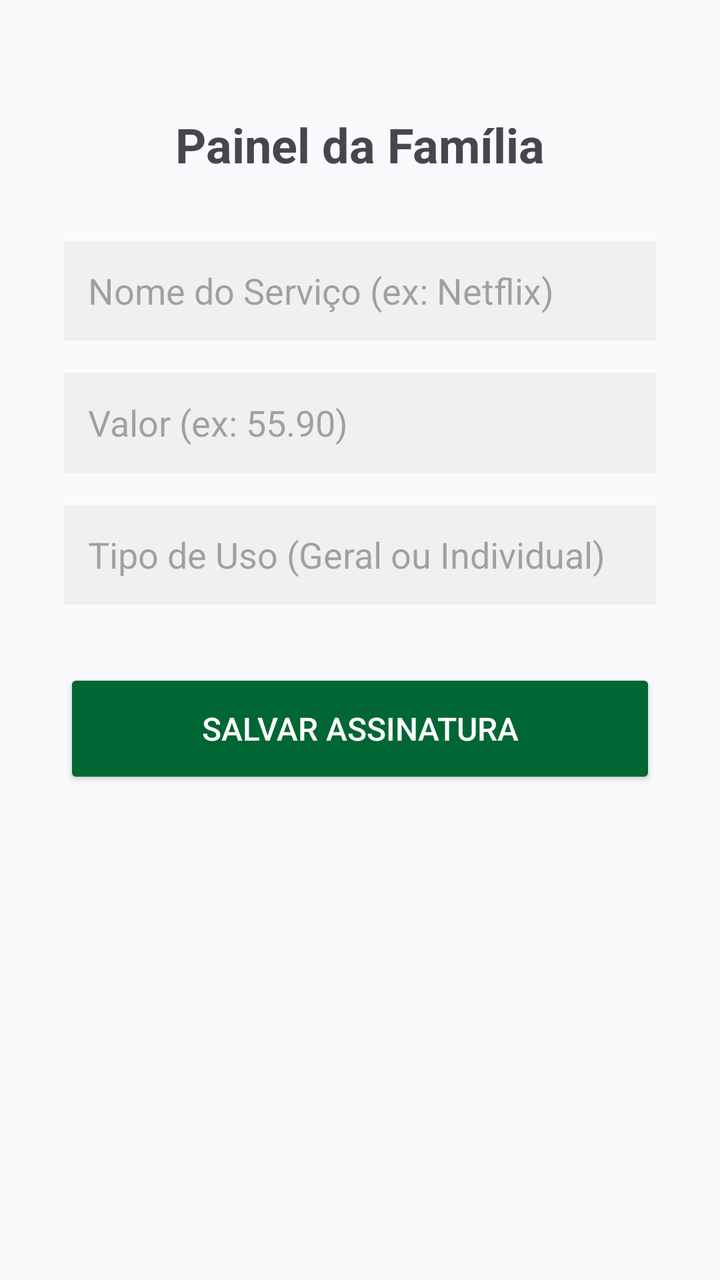
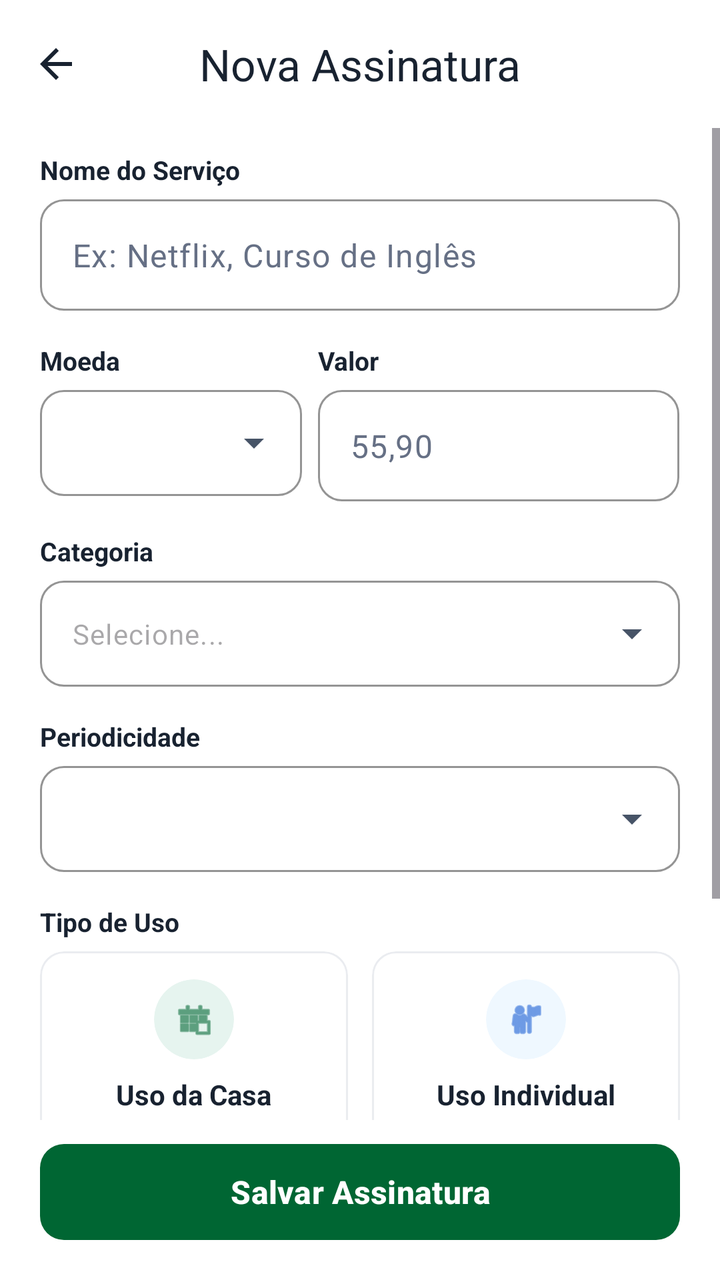

Screens rendered from an Android XML layout before and after an edit, with the pre-edit source and the edit as a unified diff.
<!-- AndroidManifest.xml: application theme Theme.AssinaFamilia -->
<!-- res/layout/activity_nova_assinatura.xml -->
<?xml version="1.0" encoding="utf-8"?>
<androidx.constraintlayout.widget.ConstraintLayout xmlns:android="http://schemas.android.com/apk/res/android"
    xmlns:app="http://schemas.android.com/apk/res-auto"
    xmlns:tools="http://schemas.android.com/tools"
    android:layout_width="match_parent"
    android:layout_height="match_parent"
    android:padding="32dp">

    <TextView
        android:id="@+id/textNovaAssinatura"
        android:layout_width="wrap_content"
        android:layout_height="wrap_content"
        android:layout_marginTop="24dp"
        android:text="@string/titulo_dashboard"
        android:textSize="24sp"
        android:textStyle="bold"
        app:layout_constraintEnd_toEndOf="parent"
        app:layout_constraintStart_toStartOf="parent"
        app:layout_constraintTop_toTopOf="parent" />

    <EditText
        android:id="@+id/editNomeServico"
        android:layout_width="0dp"
        android:layout_height="50dp"
        android:layout_marginTop="32dp"
        android:background="#F0F0F0"
        android:hint="@string/hint_nome_servico"
        android:inputType="text"
        android:padding="12dp"
        app:layout_constraintEnd_toEndOf="parent"
        app:layout_constraintStart_toStartOf="parent"
        app:layout_constraintTop_toBottomOf="@+id/textNovaAssinatura" />

    <EditText
        android:id="@+id/editValorTotal"
        android:layout_width="0dp"
        android:layout_height="50dp"
        android:layout_marginTop="16dp"
        android:background="#F0F0F0"
        android:hint="@string/hint_valor_total"
        android:inputType="numberDecimal"
        android:padding="12dp"
        app:layout_constraintEnd_toEndOf="parent"
        app:layout_constraintStart_toStartOf="parent"
        app:layout_constraintTop_toBottomOf="@+id/editNomeServico" />

    <EditText
        android:id="@+id/editTipoUso"
        android:layout_width="0dp"
        android:layout_height="50dp"
        android:layout_marginTop="16dp"
        android:background="#F0F0F0"
        android:hint="@string/hint_tipo_uso"
        android:inputType="text"
        android:padding="12dp"
        app:layout_constraintEnd_toEndOf="parent"
        app:layout_constraintStart_toStartOf="parent"
        app:layout_constraintTop_toBottomOf="@+id/editValorTotal" />

    <Button
        android:id="@+id/btnSalvar"
        android:layout_width="0dp"
        android:layout_height="60dp"
        android:layout_marginTop="32dp"
        android:backgroundTint="#006633"
        android:text="@string/btnsalvar"
        android:textColor="#FFFFFF"
        android:textSize="16sp"
        app:layout_constraintEnd_toEndOf="parent"
        app:layout_constraintStart_toStartOf="parent"
        app:layout_constraintTop_toBottomOf="@+id/editTipoUso" />

</androidx.constraintlayout.widget.ConstraintLayout>
<!-- resources referenced by this layout -->
<resources>
  <string name="btnsalvar">Salvar Assinatura</string>
  <string name="hint_nome_servico">Nome do Serviço (ex: Netflix)</string>
  <string name="hint_tipo_uso">Tipo de Uso (Geral ou Individual)</string>
  <string name="hint_valor_total">Valor (ex: 55.90)</string>
  <string name="titulo_dashboard">Painel da Família</string>
  <style name="Theme.AssinaFamilia" parent="Base.Theme.AssinaFamilia" />
  <color name="cor_verde_escuro">#006633</color>
  <color name="white">#FFFFFFFF</color>
  <color name="cor_verde_claro">#E6F4EF</color>
  <color name="cor_verde_primario">#00805A</color>
  <color name="cor_terciaria">#0284C7</color>
  <color name="cor_selo_membro_fundo">#EFF8FF</color>
  <color name="cor_selo_membro">#175CD3</color>
  <color name="cor_fundo_tela">#F8FAFC</color>
  <color name="cor_texto_primario">#182230</color>
  <color name="cor_fundo_cartao">#FFFFFF</color>
  <color name="cor_fundo_secundario">#EEF2F6</color>
  <color name="cor_texto_secundario">#475467</color>
  <color name="cor_borda_sutil">#EAECF0</color>
  <color name="cor_status_atrasado">#D32F2F</color>
  <color name="cor_status_atrasado_fundo">#FFEBEE</color>
  <!-- unchanged entries left out for length: 1 -->
</resources>

<!-- the commit's change to res/layout/activity_nova_assinatura.xml (unified diff, before → after) -->
@@ -1,73 +1,530 @@
 <?xml version="1.0" encoding="utf-8"?>
 <androidx.constraintlayout.widget.ConstraintLayout xmlns:android="http://schemas.android.com/apk/res/android"
     xmlns:app="http://schemas.android.com/apk/res-auto"
-    xmlns:tools="http://schemas.android.com/tools"
+    android:id="@+id/layoutRaizNovaAssinatura"
     android:layout_width="match_parent"
     android:layout_height="match_parent"
-    android:padding="32dp">
-
-    <TextView
-        android:id="@+id/textNovaAssinatura"
-        android:layout_width="wrap_content"
-        android:layout_height="wrap_content"
-        android:layout_marginTop="24dp"
-        android:text="@string/titulo_dashboard"
-        android:textSize="24sp"
-        android:textStyle="bold"
+    android:background="@color/cor_fundo_cartao">
+
+    <com.google.android.material.appbar.MaterialToolbar
+        android:id="@+id/barraSuperiorNovaAssinatura"
+        android:layout_width="0dp"
+        android:layout_height="?attr/actionBarSize"
         app:layout_constraintEnd_toEndOf="parent"
         app:layout_constraintStart_toStartOf="parent"
-        app:layout_constraintTop_toTopOf="parent" />
-
-    <EditText
-        android:id="@+id/editNomeServico"
+        app:layout_constraintTop_toTopOf="parent"
+        app:navigationContentDescription="@string/desc_voltar"
+        app:navigationIcon="?attr/homeAsUpIndicator"
+        app:navigationIconTint="@color/cor_texto_primario"
+        app:title="@string/titulo_nova_assinatura"
+        app:titleCentered="true"
+        app:titleTextColor="@color/cor_texto_primario" />
+
+    <ScrollView
+        android:id="@+id/scrollFormularioAssinatura"
         android:layout_width="0dp"
-        android:layout_height="50dp"
-        android:layout_marginTop="32dp"
-        android:background="#F0F0F0"
-        android:hint="@string/hint_nome_servico"
-        android:inputType="text"
-        android:padding="12dp"
+        android:layout_height="0dp"
+        android:fillViewport="true"
+        app:layout_constraintBottom_toTopOf="@id/layoutRodapeSalvar"
         app:layout_constraintEnd_toEndOf="parent"
         app:layout_constraintStart_toStartOf="parent"
-        app:layout_constraintTop_toBottomOf="@+id/textNovaAssinatura" />
-
-    <EditText
-        android:id="@+id/editValorTotal"
+        app:layout_constraintTop_toBottomOf="@id/barraSuperiorNovaAssinatura">
+
+        <LinearLayout
+            android:id="@+id/layoutConteudoFormulario"
+            android:layout_width="match_parent"
+            android:layout_height="wrap_content"
+            android:orientation="vertical"
+            android:paddingHorizontal="20dp"
+            android:paddingTop="12dp"
+            android:paddingBottom="20dp">
+
+            <TextView
+                android:id="@+id/txtRotuloNomeServico"
+                android:layout_width="wrap_content"
+                android:layout_height="wrap_content"
+                android:text="@string/rotulo_nome_servico"
+                android:textColor="@color/cor_texto_primario"
+                android:textSize="13sp"
+                android:textStyle="bold" />
+
+            <com.google.android.material.textfield.TextInputLayout
+                android:id="@+id/tilNomeServico"
+                style="@style/Widget.Material3.TextInputLayout.OutlinedBox"
+                android:layout_width="match_parent"
+                android:layout_height="wrap_content"
+                android:layout_marginTop="6dp"
+                app:boxCornerRadiusBottomEnd="12dp"
+                app:boxCornerRadiusBottomStart="12dp"
+                app:boxCornerRadiusTopEnd="12dp"
+                app:boxCornerRadiusTopStart="12dp"
+                app:boxStrokeColor="@color/cor_borda_sutil"
+                app:hintEnabled="false">
+
+                <com.google.android.material.textfield.TextInputEditText
+                    android:id="@+id/edtNomeServico"
+                    android:layout_width="match_parent"
+                    android:layout_height="wrap_content"
+                    android:hint="@string/dica_nome_servico_placeholder"
+                    android:inputType="textCapWords"
+                    android:maxLength="120"
+                    android:maxLines="1"
+                    android:textColor="@color/cor_texto_primario"
+                    android:textColorHint="@color/cor_texto_apoio" />
+
+            </com.google.android.material.textfield.TextInputLayout>
+
+            <LinearLayout
+                android:id="@+id/layoutLinhaMoedaValor"
+                android:layout_width="match_parent"
+                android:layout_height="wrap_content"
+                android:layout_marginTop="16dp"
+                android:orientation="horizontal">
+
+                <LinearLayout
+                    android:layout_width="0dp"
+                    android:layout_height="wrap_content"
+                    android:layout_marginEnd="8dp"
+                    android:layout_weight="0.42"
+                    android:orientation="vertical">
+
+                    <TextView
+                        android:id="@+id/txtRotuloMoeda"
+                        android:layout_width="wrap_content"
+                        android:layout_height="wrap_content"
+                        android:text="@string/dica_moeda"
+                        android:textColor="@color/cor_texto_primario"
+                        android:textSize="13sp"
+                        android:textStyle="bold" />
+
+                    <com.google.android.material.textfield.TextInputLayout
+                        android:id="@+id/tilMoeda"
+                        style="@style/Widget.Material3.TextInputLayout.OutlinedBox.ExposedDropdownMenu"
+                        android:layout_width="match_parent"
+                        android:layout_height="wrap_content"
+                        android:layout_marginTop="6dp"
+                        app:boxCornerRadiusBottomEnd="12dp"
+                        app:boxCornerRadiusBottomStart="12dp"
+                        app:boxCornerRadiusTopEnd="12dp"
+                        app:boxCornerRadiusTopStart="12dp"
+                        app:boxStrokeColor="@color/cor_borda_sutil"
+                        app:hintEnabled="false">
+
+                        <com.google.android.material.textfield.MaterialAutoCompleteTextView
+                            android:id="@+id/dropdownMoeda"
+                            android:layout_width="match_parent"
+                            android:layout_height="wrap_content"
+                            android:inputType="none"
+                            android:textColor="@color/cor_texto_primario"
+                            android:textSize="14sp" />
+
+                    </com.google.android.material.textfield.TextInputLayout>
+
+                </LinearLayout>
+
+                <LinearLayout
+                    android:layout_width="0dp"
+                    android:layout_height="wrap_content"
+                    android:layout_weight="0.58"
+                    android:orientation="vertical">
+
+                    <TextView
+                        android:id="@+id/txtRotuloValor"
+                        android:layout_width="wrap_content"
+                        android:layout_height="wrap_content"
+                        android:text="@string/dica_valor_original"
+                        android:textColor="@color/cor_texto_primario"
+                        android:textSize="13sp"
+                        android:textStyle="bold" />
+
+                    <com.google.android.material.textfield.TextInputLayout
+                        android:id="@+id/tilValorOriginal"
+                        style="@style/Widget.Material3.TextInputLayout.OutlinedBox"
+                        android:layout_width="match_parent"
+                        android:layout_height="wrap_content"
+                        android:layout_marginTop="6dp"
+                        app:boxCornerRadiusBottomEnd="12dp"
+                        app:boxCornerRadiusBottomStart="12dp"
+                        app:boxCornerRadiusTopEnd="12dp"
+                        app:boxCornerRadiusTopStart="12dp"
+                        app:boxStrokeColor="@color/cor_borda_sutil"
+                        app:hintEnabled="false"
+                        app:prefixText="@string/prefixo_brl">
+
+                        <com.google.android.material.textfield.TextInputEditText
+                            android:id="@+id/edtValorOriginal"
+                            android:layout_width="match_parent"
+                            android:layout_height="wrap_content"
+                            android:digits="0123456789.,"
+                            android:hint="@string/dica_valor_placeholder"
+                            android:inputType="numberDecimal"
+                            android:maxLines="1"
+                            android:textColor="@color/cor_texto_primario"
+                            android:textColorHint="@color/cor_texto_apoio" />
+
+                    </com.google.android.material.textfield.TextInputLayout>
+
+                </LinearLayout>
+
+            </LinearLayout>
+
+            <TextView
+                android:id="@+id/txtValorConvertidoBrl"
+                android:layout_width="wrap_content"
+                android:layout_height="wrap_content"
+                android:layout_marginTop="8dp"
+                android:textColor="@color/cor_verde_escuro"
+                android:textSize="13sp"
+                android:textStyle="bold"
+                android:visibility="gone" />
+
+            <com.google.android.material.card.MaterialCardView
+                android:id="@+id/cardAvisoFallbackCambio"
+                android:layout_width="match_parent"
+                android:layout_height="wrap_content"
+                android:layout_marginTop="8dp"
+                android:visibility="gone"
+                app:cardBackgroundColor="@color/cor_status_pendente_fundo"
+                app:cardCornerRadius="12dp"
+                app:cardElevation="0dp"
+                app:strokeColor="@color/cor_status_pendente"
+                app:strokeWidth="1dp">
+
+                <LinearLayout
+                    android:layout_width="match_parent"
+                    android:layout_height="wrap_content"
+                    android:gravity="center_vertical"
+                    android:orientation="horizontal"
+                    android:padding="12dp">
+
+                    <ImageView
+                        android:layout_width="20dp"
+                        android:layout_height="20dp"
+                        android:contentDescription="@string/aviso_fallback_cambio"
+                        android:src="@android:drawable/ic_dialog_alert"
+                        app:tint="@color/cor_status_pendente" />
+
+                    <TextView
+                        android:id="@+id/txtAvisoFallbackCambio"
+                        android:layout_width="0dp"
+                        android:layout_height="wrap_content"
+                        android:layout_marginStart="10dp"
+                        android:layout_weight="1"
+                        android:text="@string/aviso_fallback_cambio"
+                        android:textColor="@color/cor_status_pendente"
+                        android:textSize="12sp"
+                        android:textStyle="bold" />
+
+                </LinearLayout>
+
+            </com.google.android.material.card.MaterialCardView>
+
+            <TextView
+                android:id="@+id/txtRotuloCategoria"
+                android:layout_width="wrap_content"
+                android:layout_height="wrap_content"
+                android:layout_marginTop="16dp"
+                android:text="@string/dica_categoria"
+                android:textColor="@color/cor_texto_primario"
+                android:textSize="13sp"
+                android:textStyle="bold" />
+
+            <com.google.android.material.textfield.TextInputLayout
+                android:id="@+id/tilCategoria"
+                style="@style/Widget.Material3.TextInputLayout.OutlinedBox.ExposedDropdownMenu"
+                android:layout_width="match_parent"
+                android:layout_height="wrap_content"
+                android:layout_marginTop="6dp"
+                app:boxCornerRadiusBottomEnd="12dp"
+                app:boxCornerRadiusBottomStart="12dp"
+                app:boxCornerRadiusTopEnd="12dp"
+                app:boxCornerRadiusTopStart="12dp"
+                app:boxStrokeColor="@color/cor_borda_sutil"
+                app:hintEnabled="false">
+
+                <com.google.android.material.textfield.MaterialAutoCompleteTextView
+                    android:id="@+id/dropdownCategoria"
+                    android:layout_width="match_parent"
+                    android:layout_height="wrap_content"
+                    android:hint="@string/dica_selecione"
+                    android:inputType="none"
+                    android:textColor="@color/cor_texto_primario"
+                    android:textSize="14sp" />
+
+            </com.google.android.material.textfield.TextInputLayout>
+
+            <TextView
+                android:id="@+id/txtRotuloPeriodicidade"
+                android:layout_width="wrap_content"
+                android:layout_height="wrap_content"
+                android:layout_marginTop="16dp"
+                android:text="@string/dica_periodicidade"
+                android:textColor="@color/cor_texto_primario"
+                android:textSize="13sp"
+                android:textStyle="bold" />
+
+            <com.google.android.material.textfield.TextInputLayout
+                android:id="@+id/tilPeriodicidade"
+                style="@style/Widget.Material3.TextInputLayout.OutlinedBox.ExposedDropdownMenu"
+                android:layout_width="match_parent"
+                android:layout_height="wrap_content"
+                android:layout_marginTop="6dp"
+                app:boxCornerRadiusBottomEnd="12dp"
+                app:boxCornerRadiusBottomStart="12dp"
+                app:boxCornerRadiusTopEnd="12dp"
+                app:boxCornerRadiusTopStart="12dp"
+                app:boxStrokeColor="@color/cor_borda_sutil"
+                app:hintEnabled="false">
+
+                <com.google.android.material.textfield.MaterialAutoCompleteTextView
+                    android:id="@+id/dropdownPeriodicidade"
+                    android:layout_width="match_parent"
+                    android:layout_height="wrap_content"
+                    android:inputType="none"
+                    android:textColor="@color/cor_texto_primario"
+                    android:textSize="14sp" />
+
+            </com.google.android.material.textfield.TextInputLayout>
+
+            <TextView
+                android:id="@+id/txtRotuloTipoUso"
+                android:layout_width="wrap_content"
+                android:layout_height="wrap_content"
+                android:layout_marginTop="16dp"
+                android:text="@string/rotulo_tipo_uso"
+                android:textColor="@color/cor_texto_primario"
+                android:textSize="13sp"
+                android:textStyle="bold" />
+
+            <LinearLayout
+                android:id="@+id/layoutCardsTipoUso"
+                android:layout_width="match_parent"
+                android:layout_height="wrap_content"
+                android:layout_marginTop="6dp"
+                android:baselineAligned="false"
+                android:orientation="horizontal">
+
+                <com.google.android.material.card.MaterialCardView
+                    android:id="@+id/cardUsoCasa"
+                    android:layout_width="0dp"
+                    android:layout_height="wrap_content"
+                    android:layout_marginEnd="6dp"
+                    android:layout_weight="1"
+                    android:clickable="true"
+                    android:focusable="true"
+                    app:cardBackgroundColor="@color/cor_fundo_cartao"
+                    app:cardCornerRadius="12dp"
+                    app:cardElevation="0dp"
+                    app:strokeColor="@color/cor_borda_sutil"
+                    app:strokeWidth="1dp">
+
+                    <LinearLayout
+                        android:layout_width="match_parent"
+                        android:layout_height="wrap_content"
+                        android:gravity="center"
+                        android:orientation="vertical"
+                        android:padding="14dp">
+
+                        <com.google.android.material.card.MaterialCardView
+                            android:id="@+id/cardIconeUsoCasa"
+                            android:layout_width="40dp"
+                            android:layout_height="40dp"
+                            app:cardBackgroundColor="@color/cor_verde_claro"
+                            app:cardCornerRadius="20dp"
+                            app:cardElevation="0dp"
+                            app:strokeWidth="0dp">
+
+                            <ImageView
+                                android:id="@+id/imgIconeUsoCasa"
+                                android:layout_width="20dp"
+                                android:layout_height="20dp"
+                                android:layout_gravity="center"
+                                android:contentDescription="@string/opcao_uso_casa"
+                                android:src="@android:drawable/ic_menu_today"
+                                app:tint="@color/cor_verde_escuro" />
+
+                        </com.google.android.material.card.MaterialCardView>
+
+                        <TextView
+                            android:id="@+id/txtTituloUsoCasa"
+                            android:layout_width="wrap_content"
+                            android:layout_height="wrap_content"
+                            android:layout_marginTop="8dp"
+                            android:gravity="center"
+                            android:text="@string/opcao_uso_casa"
+                            android:textColor="@color/cor_texto_primario"
+                            android:textSize="14sp"
+                            android:textStyle="bold" />
+
+                        <TextView
+                            android:id="@+id/txtDescUsoCasa"
+                            android:layout_width="wrap_content"
+                            android:layout_height="wrap_content"
+                            android:layout_marginTop="2dp"
+                            android:gravity="center"
+                            android:text="@string/desc_uso_casa"
+                            android:textColor="@color/cor_texto_secundario"
+                            android:textSize="11sp" />
+
+                    </LinearLayout>
+
+                </com.google.android.material.card.MaterialCardView>
+
+                <com.google.android.material.card.MaterialCardView
+                    android:id="@+id/cardUsoIndividual"
+                    android:layout_width="0dp"
+                    android:layout_height="wrap_content"
+                    android:layout_marginStart="6dp"
+                    android:layout_weight="1"
+                    android:clickable="true"
+                    android:focusable="true"
+                    app:cardBackgroundColor="@color/cor_fundo_cartao"
+                    app:cardCornerRadius="12dp"
+                    app:cardElevation="0dp"
+                    app:strokeColor="@color/cor_borda_sutil"
+                    app:strokeWidth="1dp">
+
+                    <LinearLayout
+                        android:layout_width="match_parent"
+                        android:layout_height="wrap_content"
+                        android:gravity="center"
+                        android:orientation="vertical"
+                        android:padding="14dp">
+
+                        <com.google.android.material.card.MaterialCardView
+                            android:id="@+id/cardIconeUsoIndividual"
+                            android:layout_width="40dp"
+                            android:layout_height="40dp"
+                            app:cardBackgroundColor="@color/cor_selo_membro_fundo"
+                            app:cardCornerRadius="20dp"
+                            app:cardElevation="0dp"
+                            app:strokeWidth="0dp">
+
+                            <ImageView
+                                android:id="@+id/imgIconeUsoIndividual"
+                                android:layout_width="20dp"
+                                android:layout_height="20dp"
+                                android:layout_gravity="center"
+                                android:contentDescription="@string/opcao_uso_individual"
+                                android:src="@android:drawable/ic_menu_myplaces"
+                                app:tint="@color/cor_selo_membro" />
+
+                        </com.google.android.material.card.MaterialCardView>
+
+                        <TextView
+                            android:id="@+id/txtTituloUsoIndividual"
+                            android:layout_width="wrap_content"
+                            android:layout_height="wrap_content"
+                            android:layout_marginTop="8dp"
+                            android:gravity="center"
+                            android:text="@string/opcao_uso_individual"
+                            android:textColor="@color/cor_texto_primario"
+                            android:textSize="14sp"
+                            android:textStyle="bold" />
+
+                        <TextView
+                            android:id="@+id/txtDescUsoIndividual"
+                            android:layout_width="wrap_content"
+                            android:layout_height="wrap_content"
+                            android:layout_marginTop="2dp"
+                            android:gravity="center"
+                            android:text="@string/desc_uso_individual"
+                            android:textColor="@color/cor_texto_secundario"
+                            android:textSize="11sp" />
+
+                    </LinearLayout>
+
+                </com.google.android.material.card.MaterialCardView>
+
+            </LinearLayout>
+
+            <TextView
+                android:id="@+id/txtRotuloDataVencimento"
+                android:layout_width="wrap_content"
+                android:layout_height="wrap_content"
+                android:layout_marginTop="16dp"
+                android:text="@string/rotulo_primeiro_vencimento"
+                android:textColor="@color/cor_texto_primario"
+                android:textSize="13sp"
+                android:textStyle="bold" />
+
+            <com.google.android.material.textfield.TextInputLayout
+                android:id="@+id/tilDataVencimento"
+                style="@style/Widget.Material3.TextInputLayout.OutlinedBox"
+                android:layout_width="match_parent"
+                android:layout_height="wrap_content"
+                android:layout_marginTop="6dp"
+                app:boxCornerRadiusBottomEnd="12dp"
+                app:boxCornerRadiusBottomStart="12dp"
+                app:boxCornerRadiusTopEnd="12dp"
+                app:boxCornerRadiusTopStart="12dp"
+                app:boxStrokeColor="@color/cor_borda_sutil"
+                app:endIconContentDescription="@string/dica_data_vencimento"
+                app:endIconDrawable="@android:drawable/ic_menu_my_calendar"
+                app:endIconMode="custom"
+                app:endIconTint="@color/cor_texto_secundario"
+                app:hintEnabled="false">
+
+                <com.google.android.material.textfield.TextInputEditText
+                    android:id="@+id/edtDataVencimento"
+                    android:layout_width="match_parent"
+                    android:layout_height="wrap_content"
+                    android:clickable="true"
+                    android:cursorVisible="false"
+                    android:focusable="false"
+                    android:hint="@string/dica_data_placeholder"
+                    android:inputType="none"
+                    android:textColor="@color/cor_texto_primario"
+                    android:textColorHint="@color/cor_texto_apoio" />
+
+            </com.google.android.material.textfield.TextInputLayout>
+
+            <com.google.android.material.materialswitch.MaterialSwitch
+                android:id="@+id/swAssinaturaAtiva"
+                android:layout_width="match_parent"
+                android:layout_height="wrap_content"
+                android:layout_marginTop="16dp"
+                android:checked="true"
+                android:text="@string/rotulo_assinatura_ativa"
+                android:textColor="@color/cor_texto_primario"
+                android:textSize="14sp"
+                android:visibility="gone" />
+
+        </LinearLayout>
+
+    </ScrollView>
+
+    <LinearLayout
+        android:id="@+id/layoutRodapeSalvar"
         android:layout_width="0dp"
-        android:layout_height="50dp"
-        android:layout_marginTop="16dp"
-        android:background="#F0F0F0"
-        android:hint="@string/hint_valor_total"
-        android:inputType="numberDecimal"
-        android:padding="12dp"
+        android:layout_height="wrap_content"
+        android:orientation="vertical"
+        android:paddingHorizontal="20dp"
+        android:paddingTop="8dp"
+        android:paddingBottom="16dp"
+        app:layout_constraintBottom_toBottomOf="parent"
         app:layout_constraintEnd_toEndOf="parent"
-        app:layout_constraintStart_toStartOf="parent"
-        app:layout_constraintTop_toBottomOf="@+id/editNomeServico" />
-
-    <EditText
-        android:id="@+id/editTipoUso"
-        android:layout_width="0dp"
-        android:layout_height="50dp"
-        android:layout_marginTop="16dp"
-        android:background="#F0F0F0"
-        android:hint="@string/hint_tipo_uso"
-        android:inputType="text"
-        android:padding="12dp"
-        app:layout_constraintEnd_toEndOf="parent"
-        app:layout_constraintStart_toStartOf="parent"
-        app:layout_constraintTop_toBottomOf="@+id/editValorTotal" />
-
-    <Button
-        android:id="@+id/btnSalvar"
-        android:layout_width="0dp"
-        android:layout_height="60dp"
-        android:layout_marginTop="32dp"
-        android:backgroundTint="#006633"
-        android:text="@string/btnsalvar"
-        android:textColor="#FFFFFF"
-        android:textSize="16sp"
-        app:layout_constraintEnd_toEndOf="parent"
-        app:layout_constraintStart_toStartOf="parent"
-        app:layout_constraintTop_toBottomOf="@+id/editTipoUso" />
+        app:layout_constraintStart_toStartOf="parent">
+
+        <ProgressBar
+            android:id="@+id/pbSalvandoAssinatura"
+            android:layout_width="28dp"
+            android:layout_height="28dp"
+            android:layout_gravity="center_horizontal"
+            android:layout_marginBottom="8dp"
+            android:visibility="gone" />
+
+        <com.google.android.material.button.MaterialButton
+            android:id="@+id/btnSalvarAssinatura"
+            android:layout_width="match_parent"
+            android:layout_height="56dp"
+            android:text="@string/btnsalvar"
+            android:textColor="@color/white"
+            android:textSize="16sp"
+            android:textStyle="bold"
+            app:backgroundTint="@color/cor_verde_escuro"
+            app:cornerRadius="12dp" />
+
+    </LinearLayout>
 
 </androidx.constraintlayout.widget.ConstraintLayout>
<!-- resource entries referenced after the edit -->
@@ -1,17 +1,37 @@
 <!-- resources referenced by this layout -->
 <resources>
   <string name="btnsalvar">Salvar Assinatura</string>
-  <string name="hint_nome_servico">Nome do Serviço (ex: Netflix)</string>
-  <string name="hint_tipo_uso">Tipo de Uso (Geral ou Individual)</string>
-  <string name="hint_valor_total">Valor (ex: 55.90)</string>
-  <string name="titulo_dashboard">Painel da Família</string>
+  <string name="desc_uso_casa">Dividido entre todos</string>
+  <string name="desc_uso_individual">Apenas para você</string>
+  <string name="desc_voltar">Voltar</string>
+  <string name="dica_categoria">Categoria</string>
+  <string name="dica_data_placeholder">dd/MM/aaaa</string>
+  <string name="dica_data_vencimento">Data do próximo vencimento</string>
+  <string name="dica_moeda">Moeda</string>
+  <string name="dica_nome_servico_placeholder">Ex: Netflix, Curso de Inglês</string>
+  <string name="dica_periodicidade">Periodicidade</string>
+  <string name="dica_selecione">Selecione...</string>
+  <string name="dica_valor_original">Valor</string>
+  <string name="dica_valor_placeholder">55,90</string>
+  <string name="opcao_uso_casa">Uso da Casa</string>
+  <string name="opcao_uso_individual">Uso Individual</string>
+  <string name="prefixo_brl">R$ </string>
+  <string name="rotulo_assinatura_ativa">Assinatura ativa</string>
+  <string name="rotulo_nome_servico">Nome do Serviço</string>
+  <string name="rotulo_primeiro_vencimento">Primeiro Vencimento</string>
+  <string name="rotulo_tipo_uso">Tipo de Uso</string>
+  <string name="titulo_nova_assinatura">Nova Assinatura</string>
   <style name="Theme.AssinaFamilia" parent="Base.Theme.AssinaFamilia" />
   <color name="cor_verde_escuro">#006633</color>
   <color name="white">#FFFFFFFF</color>
+  <string name="aviso_fallback_cambio">Cotação indisponível no momento. Utilizando última taxa salva no dispositivo.</string>
   <color name="cor_verde_claro">#E6F4EF</color>
   <color name="cor_verde_primario">#00805A</color>
   <color name="cor_terciaria">#0284C7</color>
   <color name="cor_selo_membro_fundo">#EFF8FF</color>
+  <color name="cor_status_pendente">#B54708</color>
+  <color name="cor_status_pendente_fundo">#FEF0C7</color>
+  <color name="cor_texto_apoio">#667085</color>
   <color name="cor_selo_membro">#175CD3</color>
   <color name="cor_fundo_tela">#F8FAFC</color>
   <color name="cor_texto_primario">#182230</color>
